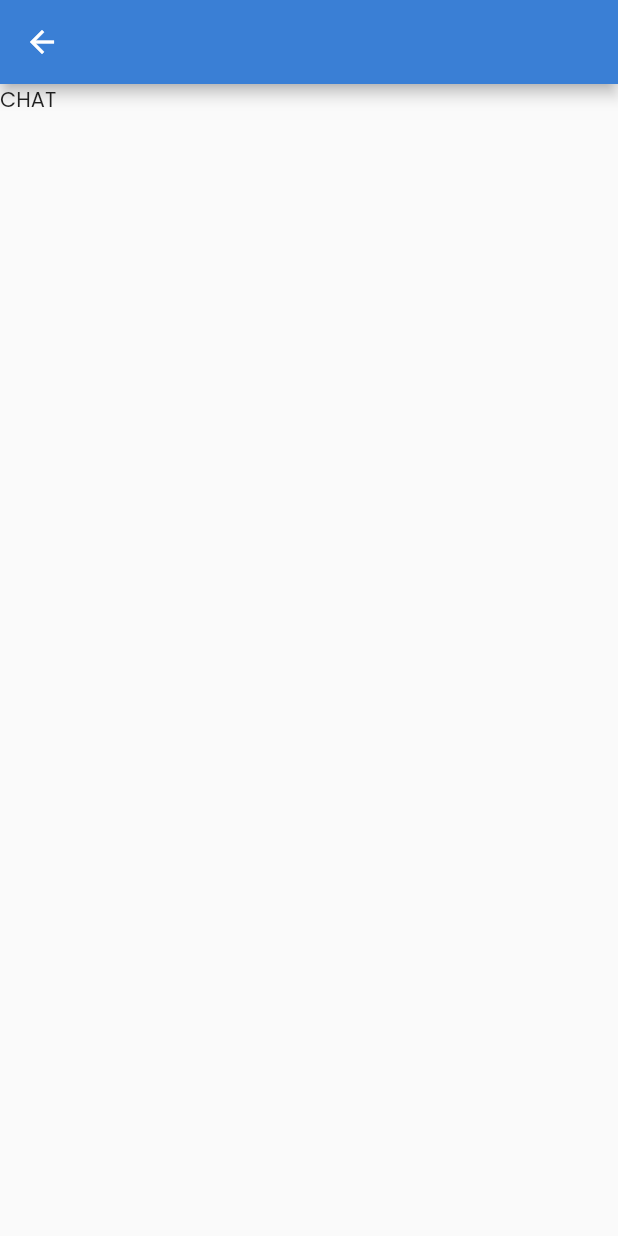
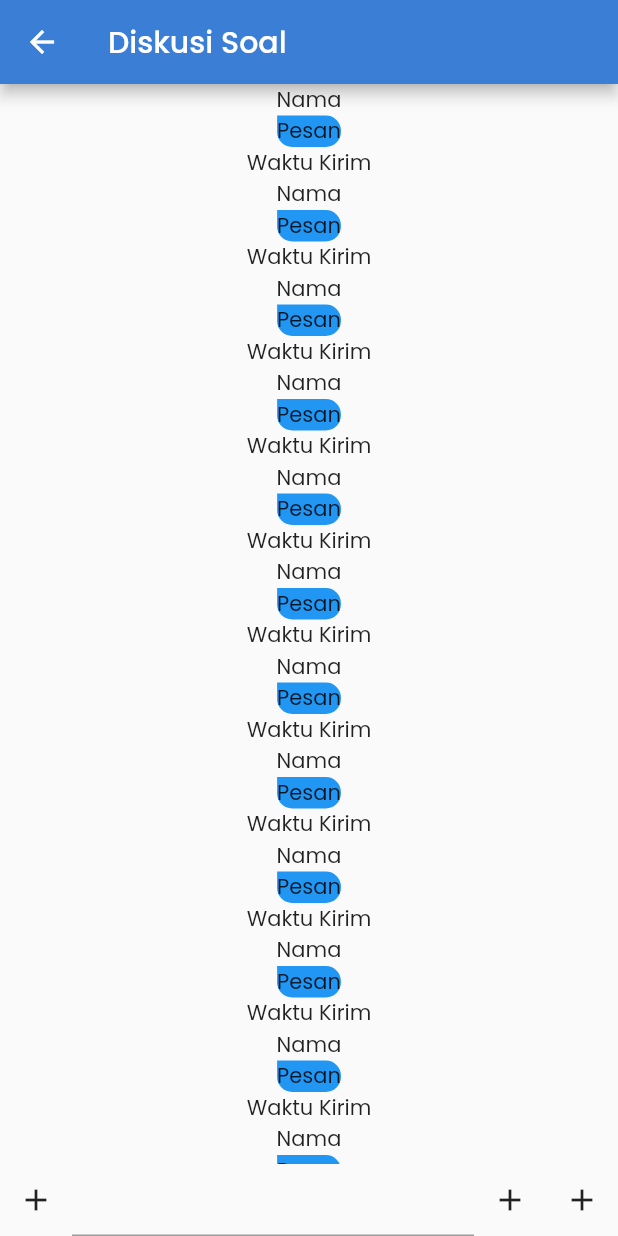
Before and after one commit to HumaCode/Final-Project-Latihan-Soal-Flutter-, a Flutter app: the ChatPage screen opened directly, on a phone screen of 412 x 824 dp. Run offline on Flutter 3.47's test engine with Material 2 defaults, Android fonts, the phone set to English and light mode, and no system bars; our stand-ins replace firebase_auth, firebase_core, google_fonts, google_sign_in; accounts and stored records are empty; network calls fail.

Commit message:
setup firestore dan desain chat page

```diff
--- a/lib/view/login_page.dart
+++ b/lib/view/login_page.dart
@@ -94,7 +94,7 @@ class _LoginPageState extends State<LoginPage> {
                   Navigator.of(context).pushNamed(RegisterPage.route);
                 } else {
                   ScaffoldMessenger.of(context).showSnackBar(
-                    SnackBar(
+                    const SnackBar(
                       content: Text("Gagal Masuk"),
                       duration: Duration(seconds: 2),
                     ),
--- a/lib/view/main/discussion/chat_page.dart
+++ b/lib/view/main/discussion/chat_page.dart
@@ -11,9 +11,65 @@ class _ChatPageState extends State<ChatPage> {
   @override
   Widget build(BuildContext context) {
     return Scaffold(
-        appBar: AppBar(),
+        appBar: AppBar(
+          title: const Text("Diskusi Soal"),
+        ),
         body: Column(
-          children: const [Text("CHAT")],
+          children: [
+            Expanded(
+              child: ListView.builder(
+                  itemBuilder: (BuildContext context, int index) {
+                return Container(
+                  child: Column(
+                    children: [
+                      const Text("Nama"),
+                      Container(
+                        decoration: const BoxDecoration(
+                          color: Colors.blue,
+                          borderRadius: BorderRadius.only(
+                            bottomLeft: Radius.circular(10),
+                            bottomRight: Radius.circular(10),
+                            topRight: Radius.circular(10),
+                          ),
+                        ),
+                        child: const Text("Pesan"),
+                      ),
+                      const Text("Waktu Kirim"),
+                    ],
+                  ),
+                );
+              }),
+            ),
+            Container(
+              child: Row(
+                children: [
+                  IconButton(
+                    onPressed: () {},
+                    icon: const Icon(Icons.add),
+                  ),
+                  Expanded(
+                    child: Container(
+                      child: Row(
+                        children: [
+                          const Expanded(
+                            child: TextField(),
+                          ),
+                          IconButton(
+                            onPressed: () {},
+                            icon: const Icon(Icons.add),
+                          ),
+                        ],
+                      ),
+                    ),
+                  ),
+                  IconButton(
+                    onPressed: () {},
+                    icon: const Icon(Icons.add),
+                  ),
+                ],
+              ),
+            )
+          ],
         ));
   }
 }
--- a/pubspec.yaml
+++ b/pubspec.yaml
@@ -27,6 +27,7 @@ environment:
 # the latest version available on pub.dev. To see which dependencies have newer
 # versions available, run `flutter pub outdated`.
 dependencies:
+  cloud_firestore: ^3.1.17
   cupertino_icons: ^1.0.2
   firebase_auth: ^3.3.19
   firebase_core: ^1.17.1
```
Also changed, not shown: pubspec.lock.
